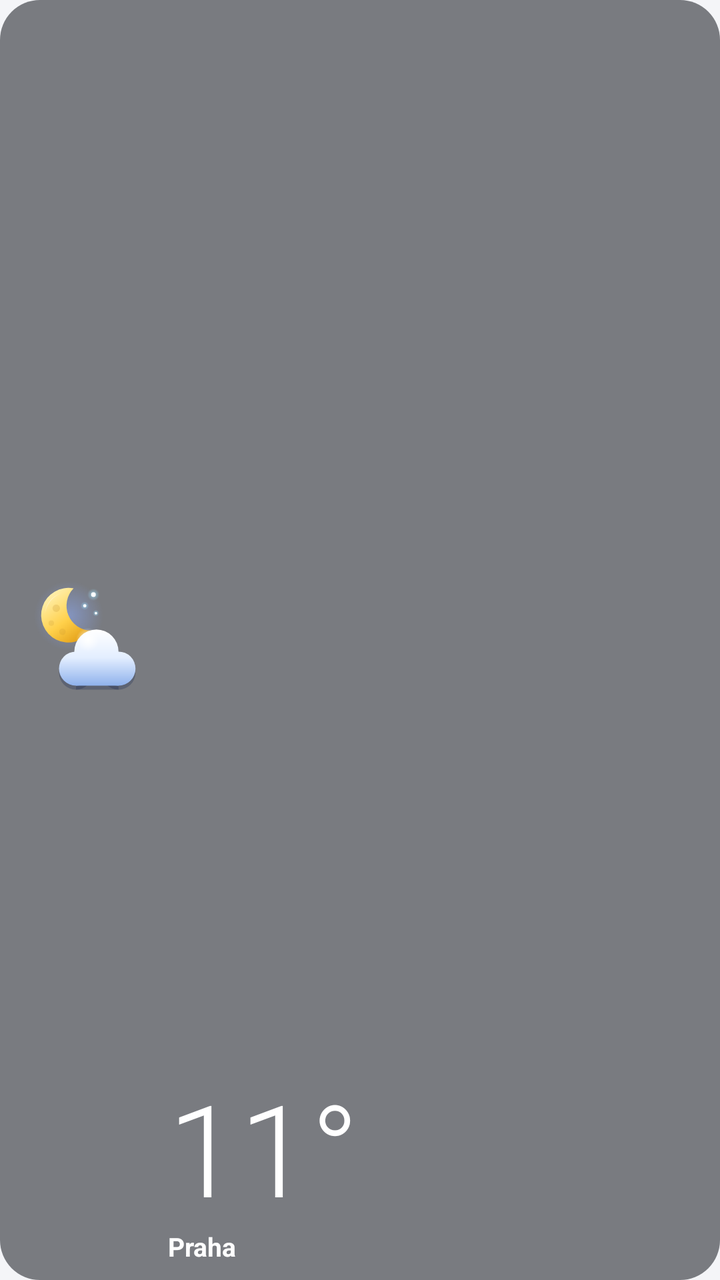
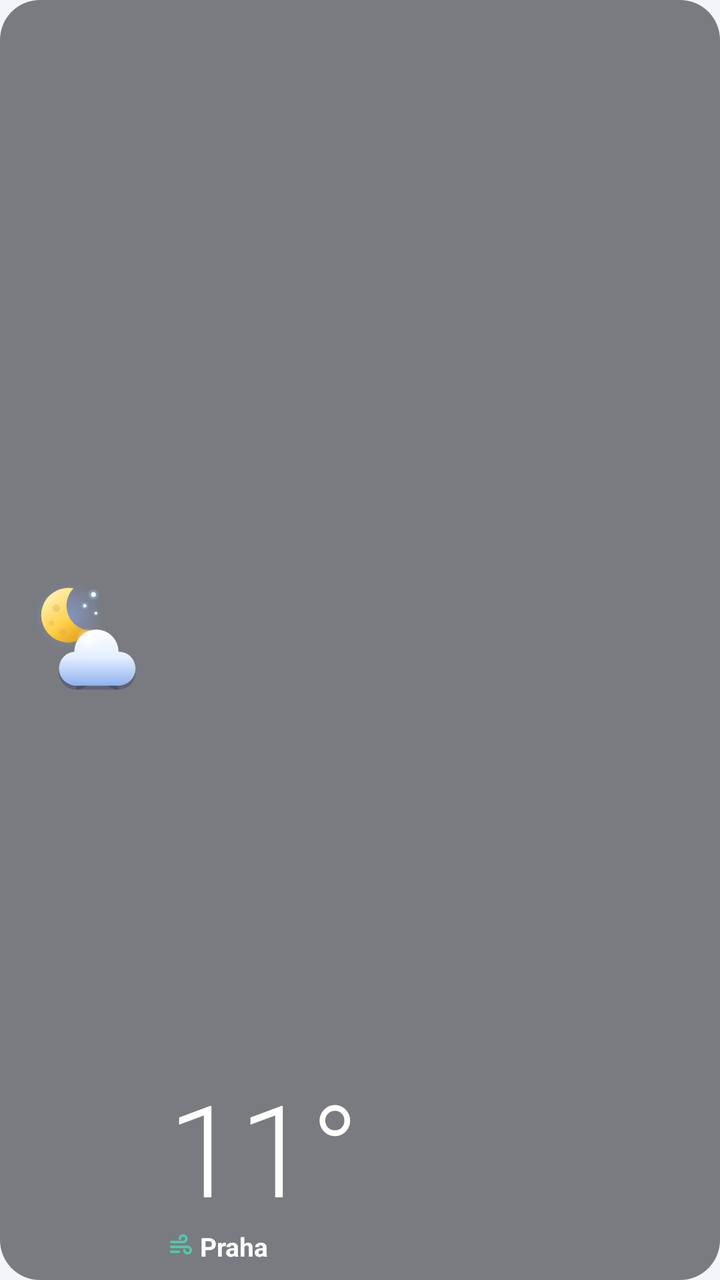

Compare the two renders of this Android layout. The source of the first and the diff that turns it into the second are given below.
<!-- AndroidManifest.xml: application theme AppTheme -->
<!-- res/layout/widget_small_preview.xml -->
<?xml version="1.0" encoding="utf-8"?>
<LinearLayout xmlns:android="http://schemas.android.com/apk/res/android"
    android:tag="widget_root"
    android:layout_width="match_parent"
    android:layout_height="match_parent"
    android:background="@drawable/widget_bg"
    android:gravity="center"
    android:orientation="horizontal"
    android:paddingStart="12dp"
    android:paddingTop="8dp"
    android:paddingEnd="12dp"
    android:paddingBottom="8dp">

    <ImageView
        android:tag="icon"
        android:layout_width="wrap_content"
        android:layout_height="match_parent"
        android:adjustViewBounds="true"
        android:importantForAccessibility="no"
        android:maxWidth="64dp"
        android:maxHeight="64dp"
        android:scaleType="fitCenter"
        android:src="@drawable/wx_partly_night" />

    <LinearLayout
        android:layout_width="0dp"
        android:layout_height="match_parent"
        android:layout_marginStart="8dp"
        android:layout_weight="1"
        android:gravity="center_vertical"
        android:orientation="vertical">
        <TextView
            android:tag="temp"
            android:layout_width="match_parent"
            android:layout_height="0dp"
            android:layout_weight="1"
            android:autoSizeMaxTextSize="64sp"
            android:autoSizeMinTextSize="20sp"
            android:autoSizeStepGranularity="1sp"
            android:autoSizeTextType="uniform"
            android:fontFamily="sans-serif-light"
            android:includeFontPadding="false"
            android:maxLines="1"
            android:text="11°"
            android:textColor="@color/widget_text"
            android:gravity="start|bottom" />
        <TextView
            android:tag="place"
            android:layout_width="match_parent"
            android:layout_height="wrap_content"
            android:ellipsize="end"
            android:maxLines="1"
            android:text="Praha"
            android:textColor="@color/widget_text"
            android:textSize="13sp"
            android:textStyle="bold" />
    </LinearLayout>
</LinearLayout>
<!-- resources referenced by this layout -->
<resources>
  <color name="widget_text">#FFFFFFFF</color>
  <!-- drawable widget_bg (drawable) -->
  <?xml version="1.0" encoding="utf-8"?>
  <shape xmlns:android="http://schemas.android.com/apk/res/android" android:shape="rectangle">
      <solid android:color="#8C141820" />
      <corners android:radius="20dp" />
  </shape>
  <!-- drawable wx_partly_night: vector/xml drawable (drawable, 7107 chars, omitted) -->
  <style name="AppTheme" parent="android:Theme.Material.Light.NoActionBar">
          <item name="android:colorAccent">#3D6FB6</item>
          <item name="android:windowBackground">@color/settings_bg</item>
      </style>
  <color name="settings_bg">#F4F5F8</color>
</resources>

<!-- the commit's change to res/layout/widget_small_preview.xml (unified diff, before → after) -->
@@ -44,15 +44,30 @@
             android:text="11°"
             android:textColor="@color/widget_text"
             android:gravity="start|bottom" />
-        <TextView
-            android:tag="place"
+        
+        <LinearLayout
             android:layout_width="match_parent"
             android:layout_height="wrap_content"
-            android:ellipsize="end"
-            android:maxLines="1"
-            android:text="Praha"
-            android:textColor="@color/widget_text"
-            android:textSize="13sp"
-            android:textStyle="bold" />
+            android:gravity="start|center_vertical"
+            android:orientation="horizontal">
+            <ImageView
+                android:tag="aq_icon"
+                android:layout_width="13dp"
+                android:layout_height="13dp"
+                android:layout_marginEnd="3dp"
+                android:importantForAccessibility="no"
+                android:tint="#50CCAA"
+                android:src="@drawable/ic_air" />
+            <TextView
+                android:tag="place"
+                android:layout_width="wrap_content"
+                android:layout_height="wrap_content"
+                android:ellipsize="end"
+                android:maxLines="1"
+                android:text="Praha"
+                android:textColor="@color/widget_text"
+                android:textSize="13sp"
+                android:textStyle="bold" />
+        </LinearLayout>
     </LinearLayout>
 </LinearLayout>
<!-- resource entries referenced after the edit -->
@@ -1,6 +1,21 @@
 <!-- resources referenced by this layout -->
 <resources>
   <color name="widget_text">#FFFFFFFF</color>
+  <!-- drawable ic_air (drawable) -->
+  <?xml version="1.0" encoding="utf-8"?>
+  <vector xmlns:android="http://schemas.android.com/apk/res/android"
+      android:width="24dp" android:height="24dp"
+      android:viewportWidth="24" android:viewportHeight="24">
+      <path android:pathData="M3,8 H14 A3,3 0 1,0 11,5"
+          android:strokeColor="#FFFFFF" android:strokeWidth="2.3"
+          android:strokeLineCap="round" android:strokeLineJoin="round" />
+      <path android:pathData="M3,12.5 H18 A3,3 0 1,1 15,15.5"
+          android:strokeColor="#FFFFFF" android:strokeWidth="2.3"
+          android:strokeLineCap="round" android:strokeLineJoin="round" />
+      <path android:pathData="M3,17 H10"
+          android:strokeColor="#FFFFFF" android:strokeWidth="2.3"
+          android:strokeLineCap="round" />
+  </vector>
   <!-- drawable widget_bg (drawable) -->
   <?xml version="1.0" encoding="utf-8"?>
   <shape xmlns:android="http://schemas.android.com/apk/res/android" android:shape="rectangle">
